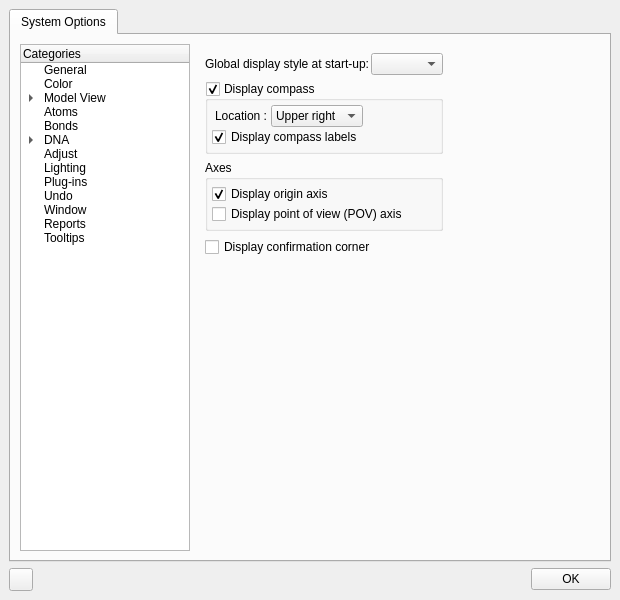
Before: the Qt Designer form cad/src/ne1_ui/prefs/PreferencesDialog.ui in ematvey/NanoEngineer-1, drawn with Qt 5.
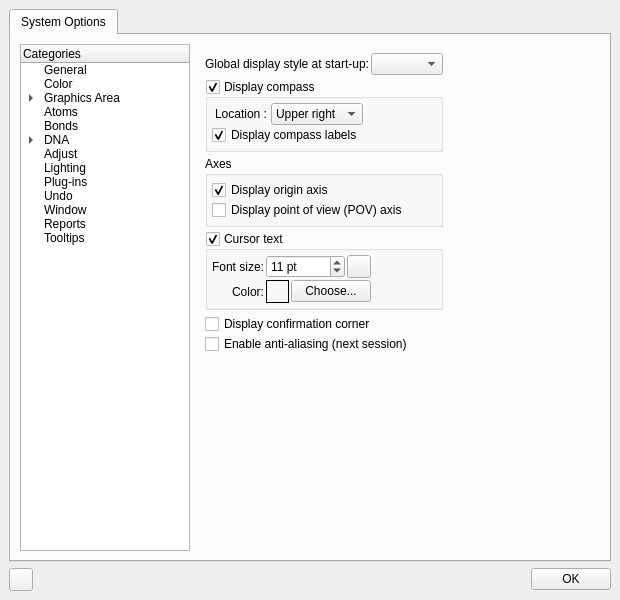
After: the same form once the commit is applied. The open tabs and pages were chosen to show the change. Icons and pictures are not drawn.

Diff of the .ui file:
```diff
--- a/cad/src/ne1_ui/prefs/PreferencesDialog.ui
+++ b/cad/src/ne1_ui/prefs/PreferencesDialog.ui
@@ -780,40 +780,10 @@
          </widget>
          <widget class="QWidget" name="ModelView" >
           <layout class="QGridLayout" >
-           <property name="leftMargin" >
-            <number>9</number>
-           </property>
-           <property name="topMargin" >
-            <number>9</number>
-           </property>
-           <property name="rightMargin" >
-            <number>9</number>
-           </property>
-           <property name="bottomMargin" >
-            <number>9</number>
-           </property>
-           <property name="horizontalSpacing" >
-            <number>6</number>
-           </property>
-           <property name="verticalSpacing" >
-            <number>6</number>
-           </property>
            <item row="0" column="0" >
             <layout class="QVBoxLayout" >
              <property name="spacing" >
-              <number>6</number>
-             </property>
-             <property name="leftMargin" >
-              <number>0</number>
-             </property>
-             <property name="topMargin" >
-              <number>0</number>
-             </property>
-             <property name="rightMargin" >
-              <number>0</number>
-             </property>
-             <property name="bottomMargin" >
-              <number>0</number>
+              <number>4</number>
              </property>
              <item>
               <layout class="QHBoxLayout" >
@@ -1032,18 +1002,216 @@
               </widget>
              </item>
              <item>
-              <widget class="QCheckBox" name="display_confirmation_corner_checkbox" >
-               <property name="toolTip" >
-                <string>Show/Hide Point of View Axis</string>
+              <widget class="QGroupBox" name="cursorTextGroupBox" >
+               <property name="whatsThis" >
+                <string>&lt;b>Cursor text&lt;/b>&lt;p>Display/hide the cursor text. The cursor text displays information next to the cursor during some interactive modeling commands, such as &lt;b>Insert DNA&lt;/b>&lt;/p></string>
                </property>
-               <property name="text" >
-                <string>Display confirmation corner</string>
+               <property name="title" >
+                <string>Cursor text</string>
                </property>
-               <property name="checked" >
-                <bool>false</bool>
+               <property name="checkable" >
+                <bool>true</bool>
                </property>
+               <layout class="QHBoxLayout" >
+                <property name="spacing" >
+                 <number>4</number>
+                </property>
+                <property name="leftMargin" >
+                 <number>4</number>
+                </property>
+                <property name="topMargin" >
+                 <number>4</number>
+                </property>
+                <property name="rightMargin" >
+                 <number>4</number>
+                </property>
+                <property name="bottomMargin" >
+                 <number>4</number>
+                </property>
+                <item>
+                 <layout class="QGridLayout" >
+                  <property name="horizontalSpacing" >
+                   <number>2</number>
+                  </property>
+                  <property name="verticalSpacing" >
+                   <number>2</number>
+                  </property>
+                  <item row="0" column="0" >
+                   <widget class="QLabel" name="label_2" >
+                    <property name="text" >
+                     <string>Font size:</string>
+                    </property>
+                    <property name="alignment" >
+                     <set>Qt::AlignRight|Qt::AlignTrailing|Qt::AlignVCenter</set>
+                    </property>
+                   </widget>
+                  </item>
+                  <item row="0" column="1" >
+                   <layout class="QHBoxLayout" >
+                    <property name="spacing" >
+                     <number>2</number>
+                    </property>
+                    <item>
+                     <widget class="QSpinBox" name="cursorTextFontSizeSpinBox" >
+                      <property name="whatsThis" >
+                       <string>&lt;b>Font size&lt;/b>&lt;p>Font point size for cursor text.&lt;/p></string>
+                      </property>
+                      <property name="suffix" >
+                       <string> pt</string>
+                      </property>
+                      <property name="minimum" >
+                       <number>8</number>
+                      </property>
+                      <property name="maximum" >
+                       <number>16</number>
+                      </property>
+                      <property name="value" >
+                       <number>11</number>
+                      </property>
+                     </widget>
+                    </item>
+                    <item>
+                     <widget class="QToolButton" name="cursorTextFontSizeResetButton" >
+                      <property name="toolTip" >
+                       <string>Restore default value</string>
+                      </property>
+                      <property name="whatsThis" >
+                       <string>Restore the default font size.</string>
+                      </property>
+                      <property name="text" >
+                       <string/>
+                      </property>
+                      <property name="icon" >
+                       <iconset>../../../../../:icons/UserPrefsDialog_image0</iconset>
+                      </property>
+                     </widget>
+                    </item>
+                   </layout>
+                  </item>
+                  <item row="1" column="0" >
+                   <widget class="QLabel" name="label_26" >
+                    <property name="text" >
+                     <string>Color:</string>
+                    </property>
+                    <property name="alignment" >
+                     <set>Qt::AlignRight|Qt::AlignTrailing|Qt::AlignVCenter</set>
+                    </property>
+                   </widget>
+                  </item>
+                  <item row="1" column="1" >
+                   <layout class="QHBoxLayout" >
+                    <property name="spacing" >
+                     <number>2</number>
+                    </property>
+                    <property name="leftMargin" >
+                     <number>0</number>
+                    </property>
+                    <property name="topMargin" >
+                     <number>0</number>
+                    </property>
+                    <property name="rightMargin" >
+                     <number>0</number>
+                    </property>
+                    <property name="bottomMargin" >
+                     <number>0</number>
+                    </property>
+                    <item>
+                     <widget class="QFrame" name="cursorTextColorFrame" >
+                      <property name="sizePolicy" >
+                       <sizepolicy vsizetype="Fixed" hsizetype="Fixed" >
+                        <horstretch>0</horstretch>
+                        <verstretch>0</verstretch>
+                       </sizepolicy>
+                      </property>
+                      <property name="minimumSize" >
+                       <size>
+                        <width>23</width>
+                        <height>23</height>
+                       </size>
+                      </property>
+                      <property name="maximumSize" >
+                       <size>
+                        <width>23</width>
+                        <height>23</height>
+                       </size>
+                      </property>
+                      <property name="whatsThis" >
+                       <string>Current color of cursor text.</string>
+                      </property>
+                      <property name="frameShape" >
+                       <enum>QFrame::Box</enum>
+                      </property>
+                      <property name="frameShadow" >
+                       <enum>QFrame::Plain</enum>
+                      </property>
+                     </widget>
+                    </item>
+                    <item>
+                     <widget class="QPushButton" name="cursorTextColorButton" >
+                      <property name="whatsThis" >
+                       <string>Choose cursor text color.</string>
+                      </property>
+                      <property name="text" >
+                       <string>Choose...</string>
+                      </property>
+                      <property name="autoDefault" >
+                       <bool>false</bool>
+                      </property>
+                     </widget>
+                    </item>
+                   </layout>
+                  </item>
+                 </layout>
+                </item>
+                <item>
+                 <spacer>
+                  <property name="orientation" >
+                   <enum>Qt::Horizontal</enum>
+                  </property>
+                  <property name="sizeHint" >
+                   <size>
+                    <width>40</width>
+                    <height>20</height>
+                   </size>
+                  </property>
+                 </spacer>
+                </item>
+               </layout>
               </widget>
              </item>
+             <item>
+              <layout class="QVBoxLayout" >
+               <property name="spacing" >
+                <number>0</number>
+               </property>
+               <item>
+                <widget class="QCheckBox" name="display_confirmation_corner_checkbox" >
+                 <property name="toolTip" >
+                  <string>Show/hide the Confirmation Corner</string>
+                 </property>
+                 <property name="whatsThis" >
+                  <string>&lt;b>Display confirmation corner&lt;/b>&lt;p>Displays/hides the Confirmation Corner.&lt;/p></string>
+                 </property>
+                 <property name="text" >
+                  <string>Display confirmation corner</string>
+                 </property>
+                 <property name="checked" >
+                  <bool>false</bool>
+                 </property>
+                </widget>
+               </item>
+               <item>
+                <widget class="QCheckBox" name="enable_antialiasing_checkbox" >
+                 <property name="whatsThis" >
+                  <string>&lt;b>Enable anti-aliasing&lt;/b>&lt;p>Enables/disables anti-aliasing. NE1 must be restarted in order for this setting to take effect.&lt;/p>&lt;p>&lt;b>Attention!&lt;/b> Enabling anti-aliasing works only on graphics card hardware that supports it. This is likely to slow drawing performance.&lt;/p></string>
+                 </property>
+                 <property name="text" >
+                  <string>Enable anti-aliasing (next session)</string>
+                 </property>
+                </widget>
+               </item>
+              </layout>
+             </item>
              <item>
               <spacer>
                <property name="orientation" >
@@ -1051,8 +1219,8 @@
                </property>
                <property name="sizeHint" >
                 <size>
-                 <width>20</width>
-                 <height>41</height>
+                 <width>223</width>
+                 <height>111</height>
                 </size>
                </property>
               </spacer>
@@ -8271,7 +8439,7 @@
          </item>
          <item>
           <property name="text" >
-           <string>Model View</string>
+           <string>Graphics Area</string>
           </property>
           <item>
            <property name="text" >
```
Left out of the diff: 17 changed lines with no effect on the pictures.
